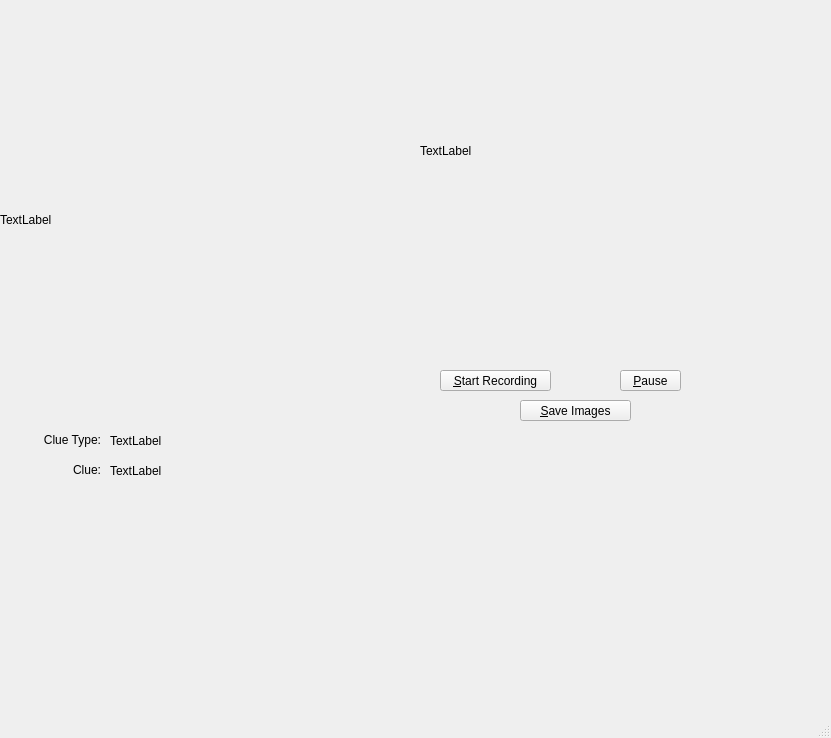
This is enph353/enph353_utils/scripts/robot_view/robot_view.ui in ELM-ERS/ENPH353_Comp as Qt 5 draws it before an edit. The edited form follows.
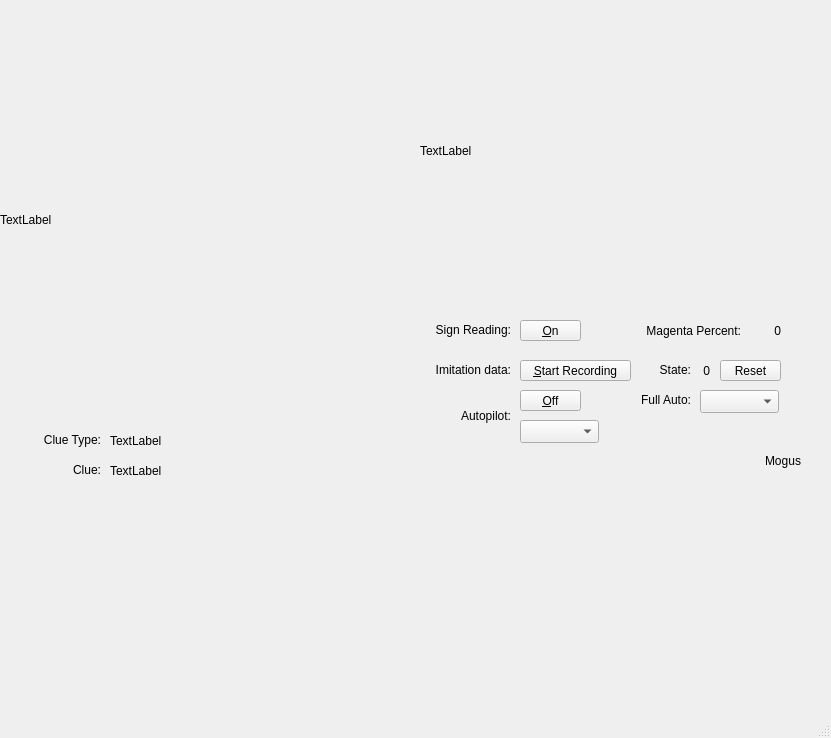
This is the edited form.

Diff of the .ui file:
```diff
--- a/enph353/enph353_utils/scripts/robot_view/robot_view.ui
+++ b/enph353/enph353_utils/scripts/robot_view/robot_view.ui
@@ -17,8 +17,8 @@
    <widget class="QPushButton" name="recording_button">
     <property name="geometry">
      <rect>
-      <x>440</x>
-      <y>370</y>
+      <x>520</x>
+      <y>360</y>
       <width>111</width>
       <height>21</height>
      </rect>
@@ -72,26 +72,13 @@
     <property name="geometry">
      <rect>
       <x>520</x>
-      <y>400</y>
-      <width>111</width>
-      <height>21</height>
-     </rect>
-    </property>
-    <property name="text">
-     <string>&amp;Save Images</string>
-    </property>
-   </widget>
-   <widget class="QPushButton" name="pause_button">
-    <property name="geometry">
-     <rect>
-      <x>620</x>
-      <y>370</y>
+      <y>320</y>
       <width>61</width>
       <height>21</height>
      </rect>
     </property>
     <property name="text">
-     <string>&amp;Pause</string>
+     <string>&amp;On</string>
     </property>
    </widget>
    <widget class="QLabel" name="clue_type_display_label">
@@ -152,6 +139,196 @@
      <string>TextLabel</string>
     </property>
    </widget>
+   <widget class="QLabel" name="clue_type_display_label_2">
+    <property name="geometry">
+     <rect>
+      <x>410</x>
+      <y>320</y>
+      <width>101</width>
+      <height>20</height>
+     </rect>
+    </property>
+    <property name="text">
+     <string>Sign Reading:</string>
+    </property>
+    <property name="alignment">
+     <set>Qt::AlignRight|Qt::AlignTrailing|Qt::AlignVCenter</set>
+    </property>
+   </widget>
+   <widget class="QLabel" name="clue_type_display_label_3">
+    <property name="geometry">
+     <rect>
+      <x>410</x>
+      <y>360</y>
+      <width>101</width>
+      <height>20</height>
+     </rect>
+    </property>
+    <property name="text">
+     <string>Imitation data:</string>
+    </property>
+    <property name="alignment">
+     <set>Qt::AlignRight|Qt::AlignTrailing|Qt::AlignVCenter</set>
+    </property>
+   </widget>
+   <widget class="QLabel" name="clue_type_display_label_4">
+    <property name="geometry">
+     <rect>
+      <x>410</x>
+      <y>390</y>
+      <width>101</width>
+      <height>51</height>
+     </rect>
+    </property>
+    <property name="text">
+     <string>Autopilot:</string>
+    </property>
+    <property name="alignment">
+     <set>Qt::AlignRight|Qt::AlignTrailing|Qt::AlignVCenter</set>
+    </property>
+   </widget>
+   <widget class="QPushButton" name="autopilot_button">
+    <property name="geometry">
+     <rect>
+      <x>520</x>
+      <y>390</y>
+      <width>61</width>
+      <height>21</height>
+     </rect>
+    </property>
+    <property name="text">
+     <string>&amp;Off</string>
+    </property>
+   </widget>
+   <widget class="QComboBox" name="autopilot_section_combo_box">
+    <property name="geometry">
+     <rect>
+      <x>520</x>
+      <y>420</y>
+      <width>79</width>
+      <height>23</height>
+     </rect>
+    </property>
+   </widget>
+   <widget class="QLabel" name="magenta_percent_text_label">
+    <property name="geometry">
+     <rect>
+      <x>630</x>
+      <y>320</y>
+      <width>111</width>
+      <height>21</height>
+     </rect>
+    </property>
+    <property name="text">
+     <string>Magenta Percent:</string>
+    </property>
+    <property name="alignment">
+     <set>Qt::AlignRight|Qt::AlignTrailing|Qt::AlignVCenter</set>
+    </property>
+   </widget>
+   <widget class="QLabel" name="magenta_percent_str">
+    <property name="geometry">
+     <rect>
+      <x>740</x>
+      <y>320</y>
+      <width>41</width>
+      <height>21</height>
+     </rect>
+    </property>
+    <property name="text">
+     <string>0</string>
+    </property>
+    <property name="alignment">
+     <set>Qt::AlignRight|Qt::AlignTrailing|Qt::AlignVCenter</set>
+    </property>
+   </widget>
+   <widget class="QLabel" name="driver_output_str">
+    <property name="geometry">
+     <rect>
+      <x>400</x>
+      <y>450</y>
+      <width>401</width>
+      <height>21</height>
+     </rect>
+    </property>
+    <property name="text">
+     <string>Mogus</string>
+    </property>
+    <property name="alignment">
+     <set>Qt::AlignRight|Qt::AlignTrailing|Qt::AlignVCenter</set>
+    </property>
+   </widget>
+   <widget class="QLabel" name="state_str_label">
+    <property name="geometry">
+     <rect>
+      <x>640</x>
+      <y>360</y>
+      <width>51</width>
+      <height>20</height>
+     </rect>
+    </property>
+    <property name="text">
+     <string>State:</string>
+    </property>
+    <property name="alignment">
+     <set>Qt::AlignRight|Qt::AlignTrailing|Qt::AlignVCenter</set>
+    </property>
+   </widget>
+   <widget class="QLabel" name="state_str">
+    <property name="geometry">
+     <rect>
+      <x>690</x>
+      <y>360</y>
+      <width>20</width>
+      <height>21</height>
+     </rect>
+    </property>
+    <property name="text">
+     <string>0</string>
+    </property>
+    <property name="alignment">
+     <set>Qt::AlignRight|Qt::AlignTrailing|Qt::AlignVCenter</set>
+    </property>
+   </widget>
+   <widget class="QPushButton" name="reset_state_button">
+    <property name="geometry">
+     <rect>
+      <x>720</x>
+      <y>360</y>
+      <width>61</width>
+      <height>21</height>
+     </rect>
+    </property>
+    <property name="text">
+     <string>Reset</string>
+    </property>
+   </widget>
+   <widget class="QLabel" name="state_str_label_2">
+    <property name="geometry">
+     <rect>
+      <x>630</x>
+      <y>390</y>
+      <width>61</width>
+      <height>20</height>
+     </rect>
+    </property>
+    <property name="text">
+     <string>Full Auto:</string>
+    </property>
+    <property name="alignment">
+     <set>Qt::AlignRight|Qt::AlignTrailing|Qt::AlignVCenter</set>
+    </property>
+   </widget>
+   <widget class="QComboBox" name="full_auto_combo_box">
+    <property name="geometry">
+     <rect>
+      <x>700</x>
+      <y>390</y>
+      <width>79</width>
+      <height>23</height>
+     </rect>
+    </property>
+   </widget>
   </widget>
   <widget class="QMenuBar" name="menubar">
    <property name="geometry">
```
Left out of the diff: 4 changed lines with no effect on the pictures.
